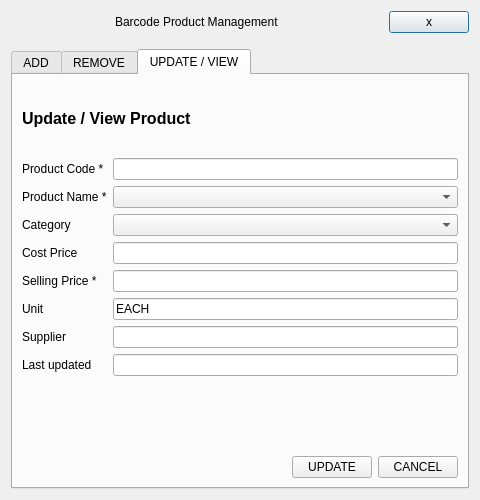
Old version of the form Project/ui/product_menu.ui in the repository Selvam-T/POS.
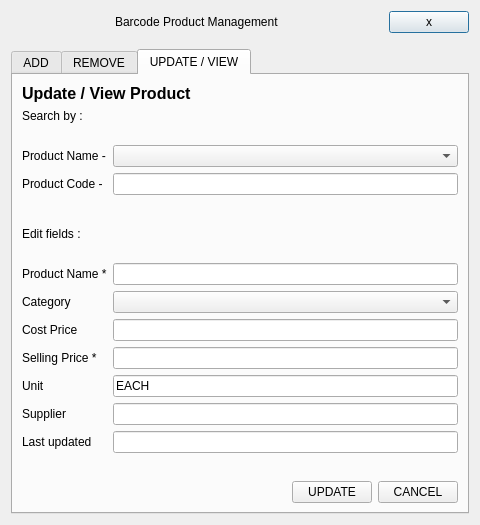
New version of the form. The open tabs and pages were chosen to show the change.

Commit message: PRODUCT_CACHE structure change to include unit updated

Diff of the .ui file:
```diff
--- a/Project/ui/product_menu.ui
+++ b/Project/ui/product_menu.ui
@@ -7,7 +7,7 @@
     <x>0</x>
     <y>0</y>
     <width>480</width>
-    <height>500</height>
+    <height>509</height>
    </rect>
   </property>
   <layout class="QVBoxLayout" name="verticalLayout">
@@ -400,7 +400,7 @@
       <attribute name="title">
        <string>UPDATE / VIEW</string>
       </attribute>
-    <layout class="QVBoxLayout" name="updateLayout">
+      <layout class="QVBoxLayout" name="updateLayout">
        <item>
         <widget class="QLabel" name="updateSubHeaderLabel">
          <property name="font">
@@ -418,63 +418,151 @@
        <item>
         <layout class="QFormLayout" name="update_formLayout">
          <item row="0" column="0">
+          <widget class="QLabel" name="subLabel">
+           <property name="text">
+            <string>Search by :</string>
+           </property>
+          </widget>
+         </item>
+         <item row="1" column="0">
+          <spacer name="verticalSpacer_1">
+           <property name="orientation">
+            <enum>Qt::Vertical</enum>
+           </property>
+           <property name="sizeType">
+            <enum>QSizePolicy::Fixed</enum>
+           </property>
+           <property name="sizeHint" stdset="0">
+            <size>
+             <width>20</width>
+             <height>10</height>
+            </size>
+           </property>
+          </spacer>
+         </item>
+         <item row="1" column="1">
+          <spacer name="verticalSpacer_4">
+           <property name="orientation">
+            <enum>Qt::Vertical</enum>
+           </property>
+           <property name="sizeType">
+            <enum>QSizePolicy::Fixed</enum>
+           </property>
+           <property name="sizeHint" stdset="0">
+            <size>
+             <width>20</width>
+             <height>10</height>
+            </size>
+           </property>
+          </spacer>
+         </item>
+         <item row="2" column="0">
+          <widget class="QLabel" name="updateSearchLabel">
+           <property name="text">
+            <string>Product Name -</string>
+           </property>
+          </widget>
+         </item>
+         <item row="2" column="1">
+          <widget class="QComboBox" name="updateSearchComboBox"/>
+         </item>
+         <item row="3" column="0">
           <widget class="QLabel" name="updateProductCodeLabel">
            <property name="text">
-            <string>Product Code *</string>
+            <string>Product Code - </string>
            </property>
           </widget>
          </item>
-         <item row="0" column="1">
+         <item row="3" column="1">
           <widget class="QLineEdit" name="updateProductCodeLineEdit"/>
          </item>
-         <item row="1" column="0">
+         <item row="4" column="0">
+          <spacer name="verticalSpacer_3">
+           <property name="orientation">
+            <enum>Qt::Vertical</enum>
+           </property>
+           <property name="sizeType">
+            <enum>QSizePolicy::Fixed</enum>
+           </property>
+           <property name="sizeHint" stdset="0">
+            <size>
+             <width>20</width>
+             <height>20</height>
+            </size>
+           </property>
+          </spacer>
+         </item>
+         <item row="4" column="1">
+          <spacer name="verticalSpacer">
+           <property name="orientation">
+            <enum>Qt::Vertical</enum>
+           </property>
+           <property name="sizeType">
+            <enum>QSizePolicy::Fixed</enum>
+           </property>
+           <property name="sizeHint" stdset="0">
+            <size>
+             <width>20</width>
+             <height>20</height>
+            </size>
+           </property>
+          </spacer>
+         </item>
+         <item row="5" column="0">
+          <widget class="QLabel" name="subLabel_2">
+           <property name="text">
+            <string>Edit fields :</string>
+           </property>
+          </widget>
+         </item>
+         <item row="7" column="0">
           <widget class="QLabel" name="updateProductNameLabel">
            <property name="text">
             <string>Product Name *</string>
            </property>
           </widget>
          </item>
-         <item row="1" column="1">
-          <widget class="QComboBox" name="updateProductNameComboBox"/>
+         <item row="7" column="1">
+          <widget class="QLineEdit" name="updateProductNameLineEdit"/>
          </item>
-         <item row="2" column="0">
+         <item row="8" column="0">
           <widget class="QLabel" name="updateCategoryLabel">
            <property name="text">
             <string>Category</string>
            </property>
           </widget>
          </item>
-         <item row="2" column="1">
+         <item row="8" column="1">
           <widget class="QComboBox" name="updateCategoryComboBox"/>
          </item>
-         <item row="3" column="0">
+         <item row="9" column="0">
           <widget class="QLabel" name="updateCostPriceLabel">
            <property name="text">
             <string>Cost Price</string>
            </property>
           </widget>
          </item>
-         <item row="3" column="1">
+         <item row="9" column="1">
           <widget class="QLineEdit" name="updateCostPriceLineEdit"/>
          </item>
-         <item row="4" column="0">
+         <item row="10" column="0">
           <widget class="QLabel" name="updateSellingPriceLabel">
            <property name="text">
             <string>Selling Price *</string>
            </property>
           </widget>
          </item>
-         <item row="4" column="1">
+         <item row="10" column="1">
           <widget class="QLineEdit" name="updateSellingPriceLineEdit"/>
          </item>
-         <item row="5" column="0">
+         <item row="11" column="0">
           <widget class="QLabel" name="updateUnitLabel">
            <property name="text">
             <string>Unit</string>
            </property>
           </widget>
          </item>
-         <item row="5" column="1">
+         <item row="11" column="1">
           <widget class="QLineEdit" name="updateUnitLineEdit">
            <property name="text">
             <string>EACH</string>
@@ -484,30 +572,62 @@
            </property>
           </widget>
          </item>
-         <item row="6" column="0">
+         <item row="12" column="0">
           <widget class="QLabel" name="updateSupplierLabel">
            <property name="text">
             <string>Supplier</string>
            </property>
           </widget>
          </item>
-         <item row="6" column="1">
+         <item row="12" column="1">
           <widget class="QLineEdit" name="updateSupplierLineEdit"/>
          </item>
-         <item row="7" column="0">
+         <item row="13" column="0">
           <widget class="QLabel" name="updateLastUpdatedLabel">
            <property name="text">
             <string>Last updated</string>
            </property>
           </widget>
          </item>
-         <item row="7" column="1">
+         <item row="13" column="1">
           <widget class="QLineEdit" name="updateLastUpdatedLineEdit">
            <property name="readOnly">
             <bool>true</bool>
            </property>
           </widget>
          </item>
+         <item row="6" column="0">
+          <spacer name="verticalSpacer_5">
+           <property name="orientation">
+            <enum>Qt::Vertical</enum>
+           </property>
+           <property name="sizeType">
+            <enum>QSizePolicy::Fixed</enum>
+           </property>
+           <property name="sizeHint" stdset="0">
+            <size>
+             <width>20</width>
+             <height>10</height>
+            </size>
+           </property>
+          </spacer>
+         </item>
+         <item row="6" column="1">
+          <spacer name="verticalSpacer_6">
+           <property name="orientation">
+            <enum>Qt::Vertical</enum>
+           </property>
+           <property name="sizeType">
+            <enum>QSizePolicy::Fixed</enum>
+           </property>
+           <property name="sizeHint" stdset="0">
+            <size>
+             <width>20</width>
+             <height>10</height>
+            </size>
+           </property>
+          </spacer>
+         </item>
         </layout>
        </item>
        <item>
```
Left out of the diff: 194 changed lines with no effect on the pictures. The commit also changes 7 other files.
